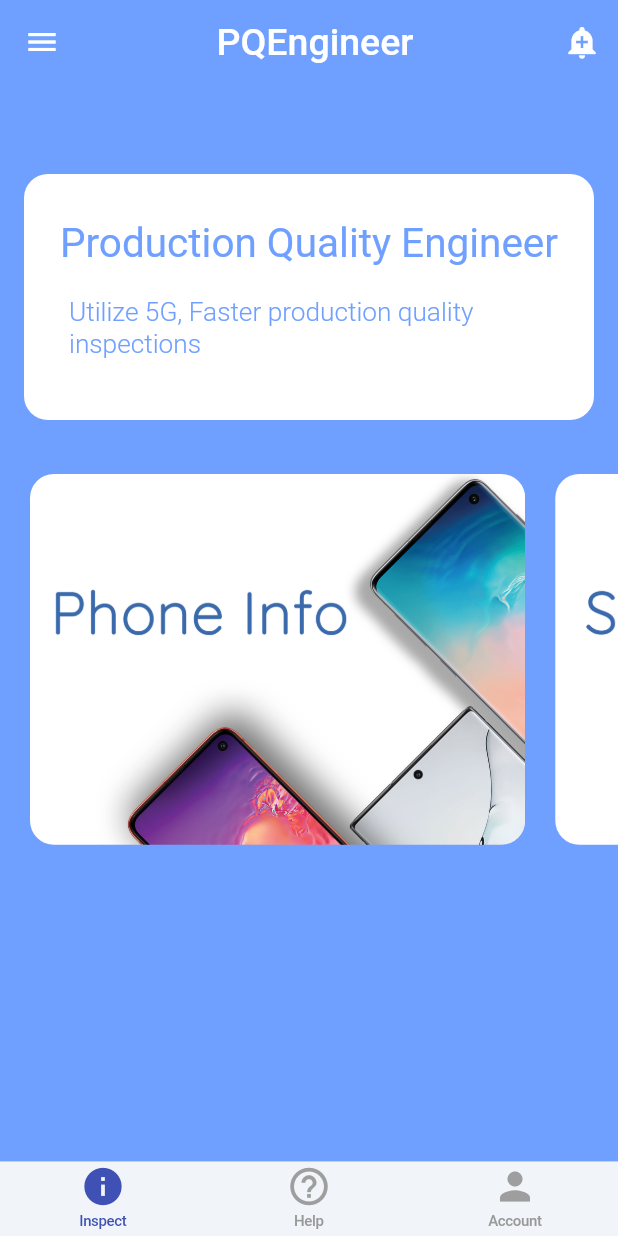
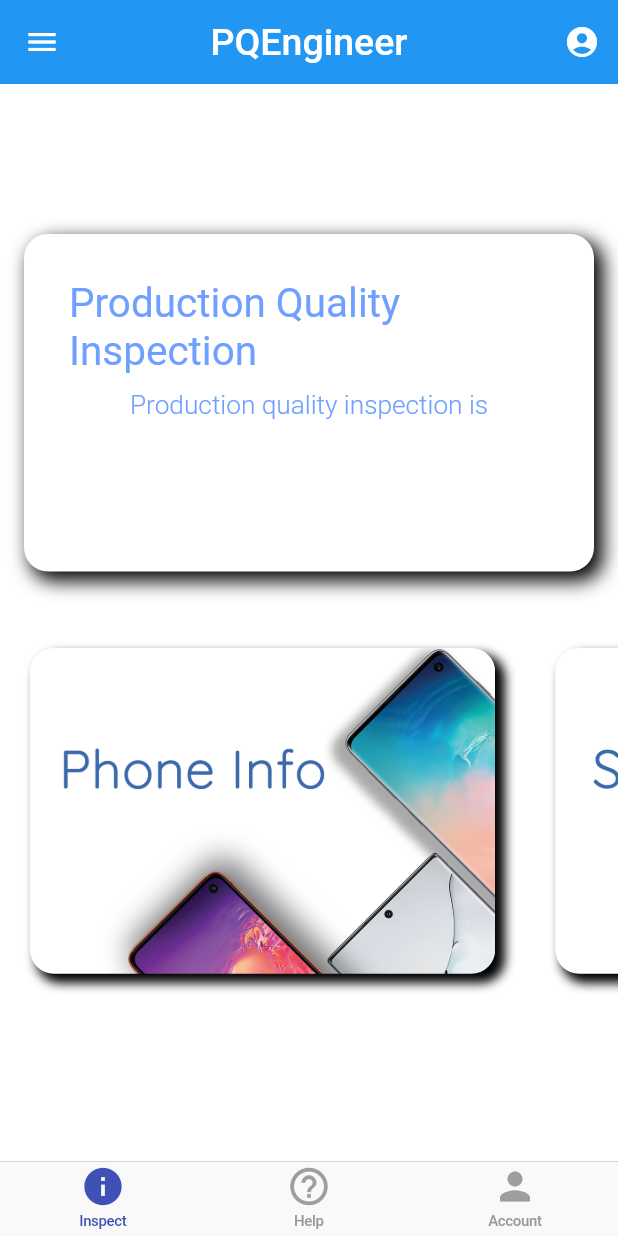
Before and after one commit to aydengemz/PQEngineer, a Flutter app: the screen it shows once a user with an empty profile is signed in, on a phone screen of 412 x 824 dp. Run offline on Flutter 3.47's test engine with Material 2 defaults, Android fonts, the phone set to English and light mode, and no system bars; drawn by our look-alikes of overlay_support; our stand-ins replace battery, cloud_firestore, device_info, firebase_auth, flare_flutter, google_sign_in and 3 more; missing offline and left inert: flutter_facebook_login, flutter_webrtc, mqtt_client; accounts and stored records are empty; project files that could hold a hidden picture were left out.

Commit message:
1005-1002pm-CameraOnS10

```diff
--- a/lib/app/home/iot/iot_page.dart
+++ b/lib/app/home/iot/iot_page.dart
@@ -12,21 +12,15 @@ import 'index.dart';
 import 'package:shared_preferences/shared_preferences.dart';
 
 class AnimationsPlayground extends StatelessWidget {
-
-
   String _serverAddress = '';
   SharedPreferences prefs;
-
-
 
   _initData() async {
     prefs = await SharedPreferences.getInstance();
     _serverAddress = prefs.getString('server') ?? 'demo.cloudwebrtc.com';
-
   }
 
   static Route<dynamic> route() {
-
     return PageRouteBuilder(
       transitionDuration: const Duration(seconds: 3),
       pageBuilder: (BuildContext context, Animation<double> animation,
@@ -40,7 +34,9 @@ _initData() async {
   Widget build(BuildContext context) {
     _initData();
     return Scaffold(
-      body: IoTPage(ip: _serverAddress,),
+      body: IoTPage(
+        ip: _serverAddress,
+      ),
     );
   }
 }
@@ -61,7 +57,11 @@ class _IoTPageState extends State<IoTPage> with SingleTickerProviderStateMixin {
     //16 -
     // kBottomNavigationBarHeight
 
-    final images = ['images/s10.jpeg', 'images/Sensors.jpg', 'images/s10.jpeg'];
+    final images = [
+      'images/s10.jpeg',
+      'images/Sensors.jpg',
+      'images/BatteryInfo.jpg'
+    ];
     final pages = [PhoneInfo(), SensorPage(ip: widget.ip), BatteryPage()];
 
     return Scaffold(
@@ -93,9 +93,12 @@ class _IoTPageState extends State<IoTPage> with SingleTickerProviderStateMixin {
         children: <Widget>[
           Container(
             height: MediaQuery.of(context).size.height,
-            decoration: BoxDecoration(color: Color(0xff70a0ff)),
+            decoration: BoxDecoration(
+              color: Colors.white,
+              borderRadius: BorderRadius.all(const Radius.circular(16.0)),
+            ),
             child: Padding(
-              padding: const EdgeInsets.only(top: 100.0, bottom: 20),
+              padding: const EdgeInsets.only(top: 140.0, bottom: 20),
               child: Center(
                 child: Column(
                   crossAxisAlignment: CrossAxisAlignment.start,
@@ -105,44 +108,54 @@ class _IoTPageState extends State<IoTPage> with SingleTickerProviderStateMixin {
                       padding: const EdgeInsets.all(16.0),
                       child: Container(
                         decoration: BoxDecoration(
-                                            borderRadius: BorderRadius.all(
-                                                const Radius.circular(16)),
+                          borderRadius:
+                              BorderRadius.all(const Radius.circular(16)),
                           color: Colors.white,
-
+                          boxShadow: [
+                            BoxShadow(
+                              color: Colors.black,
+                              blurRadius:
+                                  10.0, // has the effect of softening the shadow
+                              spreadRadius:
+                                  1.0, // has the effect of extending the shadow
+                              offset: Offset(
+                                5.0, // horizontal, move right 10
+                                5.0, // vertical, move down 10
                               ),
-
+                            )
+                          ],
+                        ),
                         child: Column(
                           children: <Widget>[
                             Padding(
-                              padding:
-                                  const EdgeInsets.only(top: 30.0, bottom: 10),
-                              child: Center(
+                              padding: const EdgeInsets.only(
+                                  top: 30.0, bottom: 10, left: 30),
                               child: Text(
-                                "Production Quality Engineer",
+                                "Production Quality Inspection",
                                 style: TextStyle(
                                     color: Color(0xff70a0ff),
                                     fontSize: 27,
                                     fontWeight: FontWeight.w400),
-                              )),
                               ),
-                            Padding(
-                              padding: const EdgeInsets.only(
-                                  top: 10.0, bottom: 40, left: 30),
-                              child: Center(
+                            ),
+                            Center(
                                 child: Text(
-                                "Utilize 5G, Faster production quality inspections",
+                              "Production quality inspection is",
                               style: TextStyle(
                                   color: Color(0xff70a0ff),
                                   fontSize: 17.5,
                                   fontWeight: FontWeight.w300),
                             )),
-                            ),
+                            SizedBox(
+                              height: 100,
+                            )
                           ],
                         ),
                       ),
                     ),
                     Column(
-                        crossAxisAlignment: CrossAxisAlignment.start,
+                        crossAxisAlignment: CrossAxisAlignment.center,
+                        mainAxisAlignment: MainAxisAlignment.spaceEvenly,
                         children: <Widget>[
                           Padding(
                             padding: EdgeInsets.only(top: 20.0),
@@ -164,8 +177,11 @@ class _IoTPageState extends State<IoTPage> with SingleTickerProviderStateMixin {
                                             color: Colors.transparent,
                                           ),
                                           child: Container(
-                                              padding:
-                                                  EdgeInsets.only(left: 20),
+                                              padding: EdgeInsets.only(
+                                                  left: 20,
+                                                  top: 15,
+                                                  bottom: 15,
+                                                  right: 20),
                                               child: Center(
                                                   child: Row(
                                                 mainAxisAlignment:
@@ -197,6 +213,20 @@ class _IoTPageState extends State<IoTPage> with SingleTickerProviderStateMixin {
                                                                   const Radius
                                                                           .circular(
                                                                       16)),
+                                                          boxShadow: [
+                                                            BoxShadow(
+                                                              color:
+                                                                  Colors.black,
+                                                              blurRadius:
+                                                                  5.0, // has the effect of softening the shadow
+                                                              spreadRadius:
+                                                                  1.0, // has the effect of extending the shadow
+                                                              offset: Offset(
+                                                                5.0, // horizontal, move right 10
+                                                                5.0, // vertical, move down 10
+                                                              ),
+                                                            )
+                                                          ],
                                                           image:
                                                               DecorationImage(
                                                             image: AssetImage(
@@ -214,9 +244,6 @@ class _IoTPageState extends State<IoTPage> with SingleTickerProviderStateMixin {
                                                           children: <Widget>[
                                                             /*   Icon(Icons.phone_android),
                                         Center(child: Text("Phone Info"))*/
-                                                            SizedBox(
-                                                              height: 10,
-                                                            )
                                                           ],
                                                         ),
                                                       ),
@@ -242,20 +269,18 @@ class _IoTPageState extends State<IoTPage> with SingleTickerProviderStateMixin {
             child: AppBar(
               actions: <Widget>[
                 IconButton(
-                  icon: const Icon(Icons.add_alert),
+                  icon: const Icon(Icons.account_circle),
                   tooltip: 'Show Snackbar',
                   onPressed: () {},
                 ),
               ],
               centerTitle: true,
-              title: Center(
-                child: Center(
-                    child: Text(
+              title: Text(
                 'PQEngineer',
-                  style: TextStyle(fontSize: 25),
-                )),
+                style: TextStyle(fontSize: 25, color: Colors.white),
               ),
-              backgroundColor: Colors.transparent,
+
+              backgroundColor: Colors.blue,
               elevation: 0.0, //Shadow gone
             ),
           ),
--- a/lib/app/home/webrtc/src/call_sample/call_sample.dart
+++ b/lib/app/home/webrtc/src/call_sample/call_sample.dart
@@ -50,8 +50,7 @@ class _CallSampleState extends State<CallSample> {
 
   void _connect() async {
     if (_signaling == null) {
-      _signaling = new Signaling(serverIP, _displayName)
-        ..connect();
+      _signaling = new Signaling(serverIP, _displayName)..connect();
 
       _signaling.onStateChange = (SignalingState state) {
         switch (state) {
@@ -114,9 +113,7 @@ class _CallSampleState extends State<CallSample> {
     _signaling.switchCamera();
   }
 
-  _muteMic() {
-
-  }
+  _muteMic() {}
 
   _buildRow(context, peer) {
     var self = (peer['id'] == _selfId);
@@ -131,16 +128,34 @@ class _CallSampleState extends State<CallSample> {
             child: new Row(
                 mainAxisAlignment: MainAxisAlignment.spaceBetween,
                 children: <Widget>[
-                  IconButton(
+                 /*  IconButton(
                     icon: const Icon(Icons.videocam),
                     onPressed: () => _invitePeer(context, peer['id'], false),
                     tooltip: 'Video calling',
+                  ), */
+                  GestureDetector(
+                    onTap: () => _invitePeer(context, peer['id'], false),
+                    child: CircleAvatar(
+                      radius: 18,
+                      child: ClipOval(
+                        child: Icon(Icons.videocam)
                       ),
-                  IconButton(
+                    ),
+                  ),
+                  GestureDetector(
+                    onTap: () => _invitePeer(context, peer['id'], false),
+                    child: CircleAvatar(
+                      radius: 18,
+                      child: ClipOval(
+                        child: Icon(Icons.screen_share)
+                      ),
+                    ),
+                  ),
+                  /* IconButton(
                     icon: const Icon(Icons.screen_share),
                     onPressed: () => _invitePeer(context, peer['id'], true),
                     tooltip: 'Screen sharing',
-                  )
+                  ) */
                 ])),
         subtitle: Text('id: ' + peer['id']),
       ),
@@ -152,7 +167,7 @@ class _CallSampleState extends State<CallSample> {
   Widget build(BuildContext context) {
     return new Scaffold(
       appBar: new AppBar(
-        title: new Text('P2P Call Sample'),
+        title: new Text('Get Help'),
         actions: <Widget>[
           IconButton(
             icon: const Icon(Icons.settings),
@@ -182,7 +197,8 @@ class _CallSampleState extends State<CallSample> {
                       child: const Icon(Icons.mic_off),
                       onPressed: _muteMic,
                     )
-                ])) : null,
+                  ]))
+          : null,
       body: _inCalling
           ? OrientationBuilder(builder: (context, orientation) {
               return new Container(
```
Also changed, not shown: pubspec.yaml (+8 -0 lines), images/BatteryInfo.jpg (added), images/Icon.png (added), pubspec.lock, 22 other files. Lines whose indentation alone changed are shown as unchanged.
